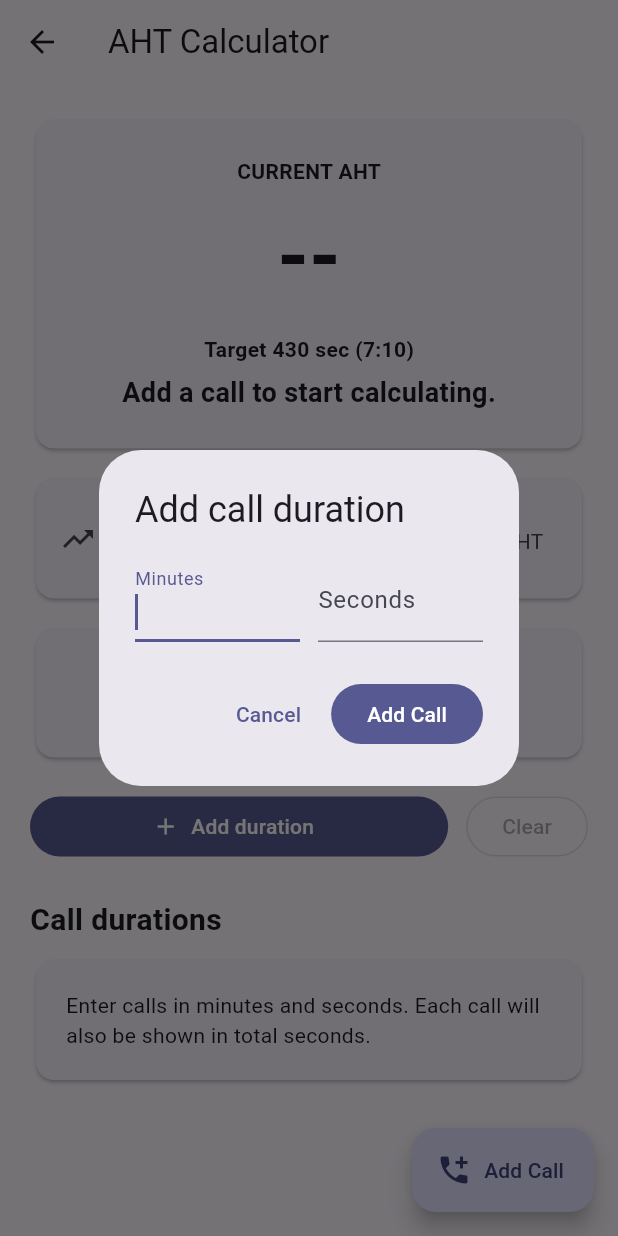
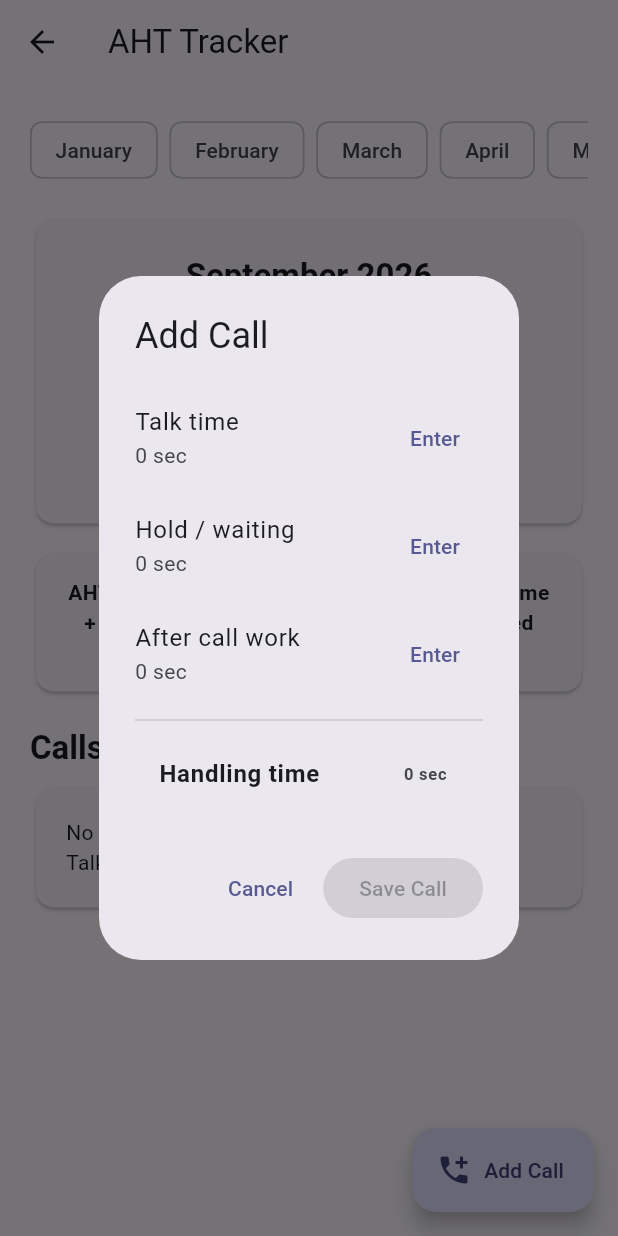
Before and after one commit to mohamedramzy676-hue/AHT-Calculator, a Flutter app: the AhtCalculatorPage screen opened directly, after a tap on "Add Call", on a phone screen of 412 x 824 dp. Run offline on Flutter 3.47's test engine with Material 3 defaults, Android fonts, the phone set to English and light mode, and no system bars; our stand-ins replace shared_preferences; accounts and stored records are empty.

Commit message:
Add monthly AHT tracker with editable call components

```diff
--- a/lib/screens/aht_calculator_page.dart
+++ b/lib/screens/aht_calculator_page.dart
@@ -1,5 +1,5 @@
 import 'package:flutter/material.dart';
-import '../core/aht_calculator.dart';
+import '../services/aht_history_storage.dart';
 
 class AhtCalculatorPage extends StatefulWidget {
   const AhtCalculatorPage({super.key, this.targetSeconds = 430});
@@ -10,121 +10,129 @@ class AhtCalculatorPage extends StatefulWidget {
 }
 
 class _AhtCalculatorPageState extends State<AhtCalculatorPage> {
-  final List<int> durations = [];
+  static const months = ['January','February','March','April','May','June','July','August','September','October','November','December'];
+  Map<String, List<Map<String, int>>> history = {};
+  late int selectedMonth;
+  bool loading = true;
 
-  int roundedAverage(List<int> values) => AhtCalculator.average(values).round();
-
-  String clock(int seconds) =>
-      '${seconds ~/ 60}:${(seconds % 60).toString().padLeft(2, '0')}';
-
-  int? get previousAht {
-    if (durations.length < 2) return null;
-    return roundedAverage(durations.sublist(0, durations.length - 1));
+  @override
+  void initState() {
+    super.initState();
+    selectedMonth = DateTime.now().month - 1;
+    _load();
   }
 
-  Future<void> addDuration() async {
-    final min = TextEditingController();
-    final sec = TextEditingController();
+  String get monthKey => '${DateTime.now().year}-${(selectedMonth + 1).toString().padLeft(2, '0')}';
+  List<Map<String, int>> get calls => history[monthKey] ?? const [];
+  int callTotal(Map<String, int> c) => (c['talk'] ?? 0) + (c['hold'] ?? 0) + (c['acw'] ?? 0);
+  int get totalHandling => calls.fold(0, (sum, c) => sum + callTotal(c));
+  int get aht => calls.isEmpty ? 0 : (totalHandling / calls.length).round();
+  String clock(int seconds) => '${seconds ~/ 60}:${(seconds % 60).toString().padLeft(2, '0')}';
+
+  Future<void> _load() async {
+    history = await AhtHistoryStorage.load();
+    if (mounted) setState(() => loading = false);
+  }
+
+  Future<void> _save() => AhtHistoryStorage.save(history);
+
+  Future<int?> _timeDialog(String title, int initial) async {
+    final min = TextEditingController(text: initial == 0 ? '' : '${initial ~/ 60}');
+    final sec = TextEditingController(text: initial == 0 ? '' : '${initial % 60}');
     String? error;
-    final value = await showDialog<int>(
-      context: context,
-      builder: (context) => StatefulBuilder(builder: (context, setDialogState) => AlertDialog(
-        title: const Text('Add call duration'),
+    return showDialog<int>(context: context, builder: (context) => StatefulBuilder(builder: (context, setLocal) => AlertDialog(
+      title: Text(title),
       content: Column(mainAxisSize: MainAxisSize.min, children: [
         Row(children: [
           Expanded(child: TextField(controller: min, autofocus: true, keyboardType: TextInputType.number, decoration: const InputDecoration(labelText: 'Minutes'))),
           const SizedBox(width: 12),
           Expanded(child: TextField(controller: sec, keyboardType: TextInputType.number, decoration: const InputDecoration(labelText: 'Seconds'))),
         ]),
-          if (error != null) Padding(padding: const EdgeInsets.only(top: 10), child: Text(error!, style: TextStyle(color: Theme.of(context).colorScheme.error))),
+        if (error != null) Padding(padding: const EdgeInsets.only(top: 8), child: Text(error!, style: TextStyle(color: Theme.of(context).colorScheme.error))),
       ]),
       actions: [
         TextButton(onPressed: () => Navigator.pop(context), child: const Text('Cancel')),
         FilledButton(onPressed: () {
-            final minutes = int.tryParse(min.text);
-            final seconds = int.tryParse(sec.text);
-            if (minutes == null || seconds == null || minutes < 0 || seconds < 0 || seconds > 59 || minutes * 60 + seconds <= 0) {
-              setDialogState(() => error = 'Enter a valid time. Seconds must be 0–59.');
-              return;
+          final m = int.tryParse(min.text.isEmpty ? '0' : min.text);
+          final s = int.tryParse(sec.text.isEmpty ? '0' : sec.text);
+          if (m == null || s == null || m < 0 || s < 0 || s > 59) { setLocal(() => error = 'Seconds must be between 0 and 59.'); return; }
+          Navigator.pop(context, m * 60 + s);
+        }, child: const Text('Save')),
+      ],
+    )));
   }
-            Navigator.pop(context, minutes * 60 + seconds);
-          }, child: const Text('Add Call')),
+
+  Future<void> editCall({int? index}) async {
+    final old = index == null ? <String, int>{'talk':0,'hold':0,'acw':0} : Map<String, int>.from(calls[index]);
+    int talk = old['talk'] ?? 0, hold = old['hold'] ?? 0, acw = old['acw'] ?? 0;
+    final result = await showDialog<Map<String, int>>(context: context, builder: (context) => StatefulBuilder(builder: (context, setLocal) => AlertDialog(
+      title: Text(index == null ? 'Add Call' : 'Edit Call ${index + 1}'),
+      content: Column(mainAxisSize: MainAxisSize.min, children: [
+        _TimeRow(label: 'Talk time', seconds: talk, onTap: () async { final v = await _timeDialog('Talk time', talk); if (v != null) setLocal(() => talk = v); }),
+        _TimeRow(label: 'Hold / waiting', seconds: hold, onTap: () async { final v = await _timeDialog('Hold / waiting time', hold); if (v != null) setLocal(() => hold = v); }),
+        _TimeRow(label: 'After call work', seconds: acw, onTap: () async { final v = await _timeDialog('After call work time', acw); if (v != null) setLocal(() => acw = v); }),
+        const Divider(),
+        ListTile(title: const Text('Handling time', style: TextStyle(fontWeight: FontWeight.bold)), trailing: Text('${talk + hold + acw} sec', style: const TextStyle(fontWeight: FontWeight.bold))),
+      ]),
+      actions: [
+        TextButton(onPressed: () => Navigator.pop(context), child: const Text('Cancel')),
+        FilledButton(onPressed: talk + hold + acw <= 0 ? null : () => Navigator.pop(context, {'talk':talk,'hold':hold,'acw':acw}), child: const Text('Save Call')),
       ],
-      )),
-    );
-    if (value != null) setState(() => durations.add(value));
+    )));
+    if (result == null) return;
+    final list = List<Map<String, int>>.from(calls);
+    if (index == null) { list.add(result); } else { list[index] = result; }
+    setState(() => history[monthKey] = list);
+    await _save();
+  }
+
+  Future<void> deleteCall(int index) async {
+    final yes = await showDialog<bool>(context: context, builder: (context) => AlertDialog(title: const Text('Delete call?'), content: Text('Call ${index + 1} will be removed from ${months[selectedMonth]}.'), actions: [TextButton(onPressed: () => Navigator.pop(context, false), child: const Text('Cancel')), FilledButton(onPressed: () => Navigator.pop(context, true), child: const Text('Delete'))]));
+    if (yes != true) return;
+    final list = List<Map<String, int>>.from(calls)..removeAt(index);
+    setState(() => history[monthKey] = list);
+    await _save();
   }
 
   @override
   Widget build(BuildContext context) {
-    final hasCalls = durations.isNotEmpty;
-    final aht = hasCalls ? roundedAverage(durations) : 0;
-    final targetDifference = hasCalls ? aht - widget.targetSeconds : 0;
-    final previous = previousAht;
-    final lastChange = previous == null ? null : aht - previous;
-    final total = AhtCalculator.totalSeconds(durations);
-
-    String targetStatus() {
-      if (!hasCalls) return 'Add a call to start calculating.';
-      if (targetDifference == 0) return 'Exactly on target';
-      if (targetDifference < 0) return '${targetDifference.abs()} sec below target';
-      return '+$targetDifference sec above target';
-    }
-
-    String changeStatus() {
-      if (lastChange == null) return 'Add another call to see how much your AHT changes.';
-      if (lastChange == 0) return 'Last call did not change your AHT.';
-      if (lastChange < 0) return 'Last call improved AHT by ${lastChange.abs()} sec ↓';
-      return 'Last call increased AHT by $lastChange sec ↑';
-    }
-
+    if (loading) return const Scaffold(body: Center(child: CircularProgressIndicator()));
+    final diff = aht - widget.targetSeconds;
+    final achieved = calls.isNotEmpty && aht <= widget.targetSeconds;
     return Scaffold(
-      appBar: AppBar(title: const Text('AHT Calculator')),
-      floatingActionButton: FloatingActionButton.extended(onPressed: addDuration, icon: const Icon(Icons.add_call), label: const Text('Add Call')),
+      appBar: AppBar(title: const Text('AHT Tracker')),
+      floatingActionButton: FloatingActionButton.extended(onPressed: () => editCall(), icon: const Icon(Icons.add_call), label: const Text('Add Call')),
       body: ListView(padding: const EdgeInsets.all(20), children: [
+        SizedBox(height: 48, child: ListView.separated(scrollDirection: Axis.horizontal, itemCount: months.length, separatorBuilder: (_, __) => const SizedBox(width: 8), itemBuilder: (context, i) => ChoiceChip(label: Text(months[i]), selected: selectedMonth == i, onSelected: (_) => setState(() => selectedMonth = i)))),
+        const SizedBox(height: 18),
         Card(child: Padding(padding: const EdgeInsets.all(24), child: Column(children: [
-          const Text('CURRENT AHT', style: TextStyle(fontWeight: FontWeight.w600)),
+          Text('${months[selectedMonth]} ${DateTime.now().year}', style: Theme.of(context).textTheme.titleLarge?.copyWith(fontWeight: FontWeight.bold)),
+          const SizedBox(height: 12),
+          Text(calls.isEmpty ? '--' : '$aht sec', style: const TextStyle(fontSize: 54, fontWeight: FontWeight.bold)),
+          if (calls.isNotEmpty) Text('${clock(aht)} • ${calls.length} received calls'),
+          const SizedBox(height: 10),
+          Text('Target ${widget.targetSeconds} sec (${clock(widget.targetSeconds)})'),
           const SizedBox(height: 8),
-          Text(hasCalls ? '$aht sec' : '--', style: const TextStyle(fontSize: 54, fontWeight: FontWeight.bold)),
-          if (hasCalls) Text('${clock(aht)} min:sec', style: Theme.of(context).textTheme.titleMedium),
-          const SizedBox(height: 14),
-          Text('Target ${widget.targetSeconds} sec (${clock(widget.targetSeconds)})', style: const TextStyle(fontWeight: FontWeight.w600)),
-          const SizedBox(height: 6),
-          Text(targetStatus(), style: TextStyle(fontSize: 18, fontWeight: FontWeight.bold, color: !hasCalls ? null : targetDifference <= 0 ? Colors.green.shade700 : Theme.of(context).colorScheme.error)),
+          if (calls.isNotEmpty) Text(achieved ? 'Target achieved • ${diff.abs()} sec below target' : '$diff sec above target', style: TextStyle(fontWeight: FontWeight.bold, color: achieved ? Colors.green.shade700 : Theme.of(context).colorScheme.error)),
         ]))),
         const SizedBox(height: 12),
-        Card(child: ListTile(
-          leading: Icon(lastChange != null && lastChange <= 0 ? Icons.trending_down : Icons.trending_up),
-          title: const Text('Change after last call', style: TextStyle(fontWeight: FontWeight.bold)),
-          subtitle: Text(changeStatus()),
-        )),
-        const SizedBox(height: 12),
-        Row(children: [
-          Expanded(child: _Stat(label: 'Calls', value: '${durations.length}')),
-          const SizedBox(width: 10),
-          Expanded(child: _Stat(label: 'Total seconds', value: '$total')),
-        ]),
-        const SizedBox(height: 18),
-        Row(children: [
-          Expanded(child: FilledButton.icon(onPressed: addDuration, icon: const Icon(Icons.add), label: const Text('Add duration'))),
-          const SizedBox(width: 12),
-          OutlinedButton(onPressed: durations.isEmpty ? null : () => setState(durations.clear), child: const Text('Clear')),
-        ]),
-        const SizedBox(height: 24),
-        const Text('Call durations', style: TextStyle(fontSize: 20, fontWeight: FontWeight.bold)),
+        Card(child: Padding(padding: const EdgeInsets.all(16), child: Text('AHT = (Total Talk Time + Total Hold/Waiting Time + Total After Call Work) ÷ Number of Received Calls', textAlign: TextAlign.center, style: const TextStyle(fontWeight: FontWeight.w600)))),
+        const SizedBox(height: 20),
+        Text('Calls • ${months[selectedMonth]}', style: Theme.of(context).textTheme.titleLarge?.copyWith(fontWeight: FontWeight.bold)),
         const SizedBox(height: 8),
-        if (durations.isEmpty)
-          const Card(child: Padding(padding: EdgeInsets.all(20), child: Text('Enter calls in minutes and seconds. Each call will also be shown in total seconds.')))
-        else
-          ...durations.asMap().entries.map((entry) {
-            final running = roundedAverage(durations.take(entry.key + 1).toList());
-            final before = entry.key == 0 ? null : roundedAverage(durations.take(entry.key).toList());
-            final delta = before == null ? null : running - before;
+        if (calls.isEmpty) const Card(child: Padding(padding: EdgeInsets.all(20), child: Text('No calls in this month yet. Add a call and enter Talk, Hold and After Call Work time.'))) else
+          ...calls.asMap().entries.map((entry) {
+            final c = entry.value;
+            final seconds = callTotal(c);
+            final runningCalls = calls.take(entry.key + 1).toList();
+            final runningTotal = runningCalls.fold(0, (sum, item) => sum + callTotal(item));
+            final runningAht = (runningTotal / runningCalls.length).round();
             return Card(child: ListTile(
               leading: CircleAvatar(child: Text('${entry.key + 1}')),
-              title: Text('${entry.value} sec  •  ${clock(entry.value)}'),
-              subtitle: Text('AHT after call: $running sec${delta == null ? '' : delta == 0 ? ' • no change' : delta < 0 ? ' • ${delta.abs()} sec lower ↓' : ' • $delta sec higher ↑'}'),
-              trailing: IconButton(icon: const Icon(Icons.delete_outline), onPressed: () => setState(() => durations.removeAt(entry.key))),
+              title: Text('$seconds sec  •  ${clock(seconds)}', style: const TextStyle(fontWeight: FontWeight.bold)),
+              subtitle: Text('Talk ${c['talk']}s • Hold ${c['hold']}s • ACW ${c['acw']}s\nAHT after call: $runningAht sec'),
+              isThreeLine: true,
+              trailing: PopupMenuButton<String>(onSelected: (value) { if (value == 'edit') editCall(index: entry.key); if (value == 'delete') deleteCall(entry.key); }, itemBuilder: (_) => const [PopupMenuItem(value: 'edit', child: Row(children: [Icon(Icons.edit_outlined), SizedBox(width: 8), Text('Edit')])), PopupMenuItem(value: 'delete', child: Row(children: [Icon(Icons.delete_outline), SizedBox(width: 8), Text('Delete')]))]),
             ));
           }),
         const SizedBox(height: 90),
@@ -133,10 +141,11 @@ class _AhtCalculatorPageState extends State<AhtCalculatorPage> {
   }
 }
 
-class _Stat extends StatelessWidget {
-  const _Stat({required this.label, required this.value});
+class _TimeRow extends StatelessWidget {
+  const _TimeRow({required this.label, required this.seconds, required this.onTap});
   final String label;
-  final String value;
+  final int seconds;
+  final VoidCallback onTap;
   @override
-  Widget build(BuildContext context) => Card(child: Padding(padding: const EdgeInsets.all(16), child: Column(children: [Text(value, style: const TextStyle(fontSize: 24, fontWeight: FontWeight.bold)), Text(label)])));
+  Widget build(BuildContext context) => ListTile(contentPadding: EdgeInsets.zero, title: Text(label), subtitle: Text('$seconds sec'), trailing: TextButton(onPressed: onTap, child: Text(seconds == 0 ? 'Enter' : 'Edit')));
 }
```
Lines whose indentation alone changed are shown as unchanged.
